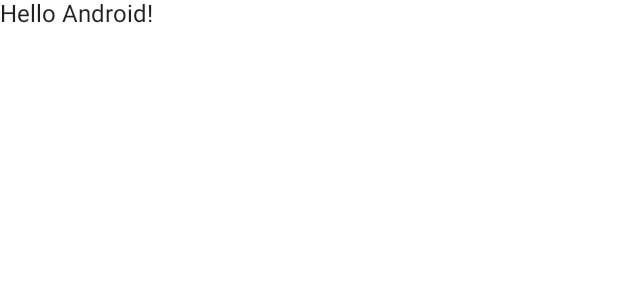
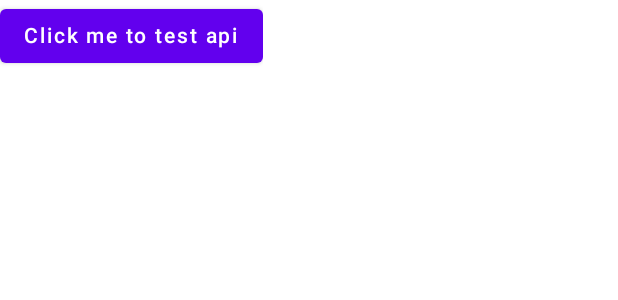
Before and after one commit to mmilenkov/elMarketo, an Android app built with Jetpack Compose: the @Preview function DefaultPreview, on a phone screen of 412 x 824 dp. Shown: the top 300 px of the screen. Run offline under Robolectric (Android 15) with nearby library versions, the phone set to English and light mode, and no system bars.

Commit message:
Fixed kotlin version issues. Added three new endpoints. Added massive button to test calls from app

```diff
--- a/app/src/main/java/org/selostudios/elmarketo/MainActivity.kt
+++ b/app/src/main/java/org/selostudios/elmarketo/MainActivity.kt
@@ -4,12 +4,19 @@ import android.os.Bundle
 import androidx.activity.ComponentActivity
 import androidx.activity.compose.setContent
 import androidx.compose.foundation.layout.fillMaxSize
+import androidx.compose.material.Button
 import androidx.compose.material.MaterialTheme
 import androidx.compose.material.Surface
 import androidx.compose.material.Text
 import androidx.compose.runtime.Composable
+import androidx.compose.runtime.LaunchedEffect
+import androidx.compose.runtime.rememberCoroutineScope
 import androidx.compose.ui.Modifier
 import androidx.compose.ui.tooling.preview.Preview
+import kotlinx.coroutines.Dispatchers
+import kotlinx.coroutines.launch
+import kotlinx.coroutines.withContext
+import org.selostudios.elmarketo.data.remote.CoinGeckoClientImpl
 import org.selostudios.elmarketo.ui.theme.ElMarketoTheme
 
 class MainActivity : ComponentActivity() {
@@ -22,7 +29,7 @@ class MainActivity : ComponentActivity() {
                     modifier = Modifier.fillMaxSize(),
                     color = MaterialTheme.colors.background
                 ) {
-                    Greeting("Android")
+                    Greeting()
                 }
             }
         }
@@ -30,14 +37,32 @@ class MainActivity : ComponentActivity() {
 }
 
 @Composable
-fun Greeting(name: String) {
-    Text(text = "Hello $name!")
+fun Greeting() {
+    val coroutineScope = rememberCoroutineScope()
+    val coinGeckoClientImpl = CoinGeckoClientImpl()
+
+    //Api tester
+    Button(onClick = {
+        coroutineScope.launch {
+        withContext(Dispatchers.IO) {
+            val list = coinGeckoClientImpl.getSupportedVSCurrencies()
+            list.forEach { e->
+                run {
+                    println(e)
+                }
+            }
+        }
+        }
+    }) {
+        Text(text = "Click me to test api")
+    }
+
 }
 
 @Preview(showBackground = true)
 @Composable
 fun DefaultPreview() {
     ElMarketoTheme {
-        Greeting("Android")
+        Greeting()
     }
 }
--- a/app/src/main/java/org/selostudios/elmarketo/data/remote/CoinGeckoClient.kt
+++ b/app/src/main/java/org/selostudios/elmarketo/data/remote/CoinGeckoClient.kt
@@ -1,7 +1,30 @@
 package org.selostudios.elmarketo.data.remote
 
-import org.selostudios.elmarketo.data.remote.dto.CoinList
+import org.selostudios.elmarketo.data.remote.dto.coins.CoinList
+import org.selostudios.elmarketo.data.remote.dto.coins.CoinMarketList
+import org.selostudios.elmarketo.data.remote.dto.coins.CoinPrice
 
 interface CoinGeckoClient {
     suspend fun getCoinList(includePlatform: Boolean): List<CoinList>
+
+    suspend fun getPrice(
+        ids: String,
+        vsCurrencies: String,
+        includeMarketCap: String,
+        include24HourVolume: String,
+        include24HourChange: String,
+        includeLastUpdatedAt: String
+    ): Map<String, CoinPrice>
+
+    suspend fun getSupportedVSCurrencies(): List<String>
+
+    suspend fun getCoinMarkets(
+        vsCurrency: String,
+        ids: String?,
+        order: String?,
+        perPage: Int?,
+        page: Int?,
+        sparkling: Boolean,
+        priceChangePercentage: String?
+    ): CoinMarketList
 }
--- a/app/src/main/java/org/selostudios/elmarketo/data/remote/dto/CoinList.kt
+++ b/app/src/main/java/org/selostudios/elmarketo/data/remote/dto/coins/CoinList.kt
@@ -1,4 +1,4 @@
-package org.selostudios.elmarketo.data.remote.dto
+package org.selostudios.elmarketo.data.remote.dto.coins
 
 import kotlinx.serialization.Serializable
 
--- a/build.gradle
+++ b/build.gradle
@@ -10,7 +10,7 @@ buildscript {
 plugins {
     id 'com.android.application' version '7.1.1' apply false
     id 'com.android.library' version '7.1.1' apply false
-    id 'org.jetbrains.kotlin.android' version '1.7.0-RC' apply false
+    id 'org.jetbrains.kotlin.android' version '1.6.10' apply false
 }
 
 task clean(type: Delete) {
```
Also changed, not shown: app/src/main/java/org/selostudios/elmarketo/data/remote/CoinGeckoClientImpl.kt (+50 -8 lines), app/src/main/java/org/selostudios/elmarketo/data/remote/constants/ApiConstants.kt (added, +39 -0 lines), app/src/main/java/org/selostudios/elmarketo/data/remote/dto/coins/CoinMarket.kt (added, +69 -0 lines), app/src/main/java/org/selostudios/elmarketo/data/remote/dto/coins/CoinMarketList.kt (added, +14 -0 lines), app/src/main/java/org/selostudios/elmarketo/data/remote/dto/coins/CoinPrice.kt (added, +36 -0 lines), app/src/main/java/org/selostudios/elmarketo/data/remote/dto/coins/Roi.kt (added, +10 -0 lines), app/src/main/java/org/selostudios/elmarketo/data/remote/dto/coins/SparklineIn7d.kt (added, +8 -0 lines).
